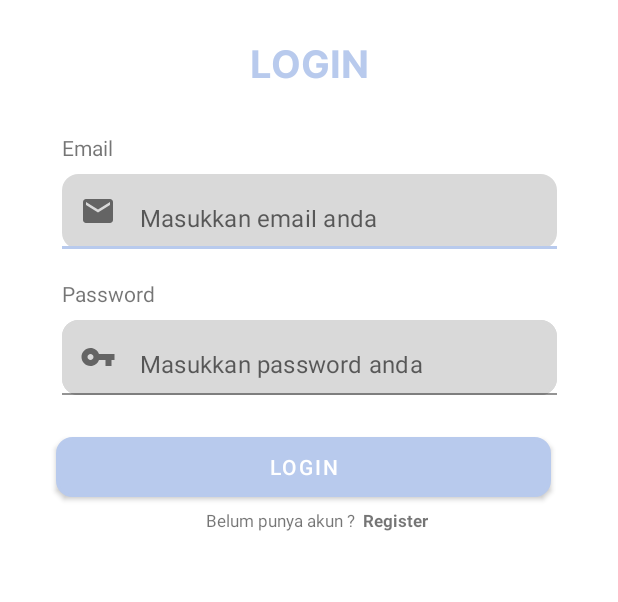
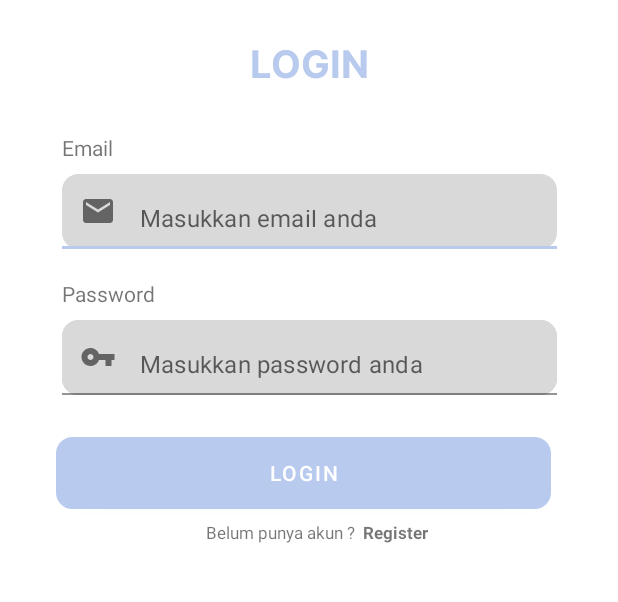
Before and after one commit to Dwiki-stw/Helpets, an Android app: the screen it shows after launch (LoginActivity), on a phone screen of 412 x 824 dp, the part 308-910 px from its top. Run offline under Robolectric (Android 15) with nearby library versions, the phone set to English and light mode, and no system bars.

Commit message:
fixed import Mainactivity class

```diff
--- a/app/src/main/java/id/med/helpets/ui/login/LoginActivity.kt
+++ b/app/src/main/java/id/med/helpets/ui/login/LoginActivity.kt
@@ -3,9 +3,8 @@ package id.med.helpets.ui.login
 import android.content.Intent
 import androidx.appcompat.app.AppCompatActivity
 import android.os.Bundle
-import id.med.helpets.MainActivity
-import id.med.helpets.R
 import id.med.helpets.databinding.ActivityLoginBinding
+import id.med.helpets.ui.main.MainActivity
 import id.med.helpets.ui.register.RegisterActivity
 
 class LoginActivity : AppCompatActivity() {
--- a/app/src/main/res/layout/activity_login.xml
+++ b/app/src/main/res/layout/activity_login.xml
@@ -91,10 +91,10 @@
     <Button
         android:id="@+id/btn_login"
         android:layout_width="330dp"
-        android:layout_height="40dp"
+        android:layout_height="48dp"
         android:layout_marginTop="28dp"
+        android:background="@drawable/layout_shape"
         android:text="@string/login"
-        android:background="@drawable/layout_shape"
         app:layout_constraintEnd_toEndOf="parent"
         app:layout_constraintHorizontal_bias="0.455"
         app:layout_constraintStart_toStartOf="parent"
```
